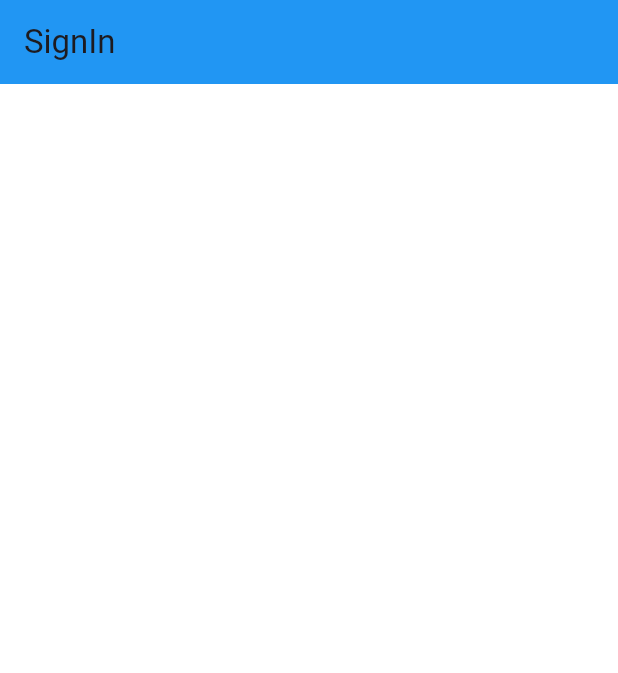
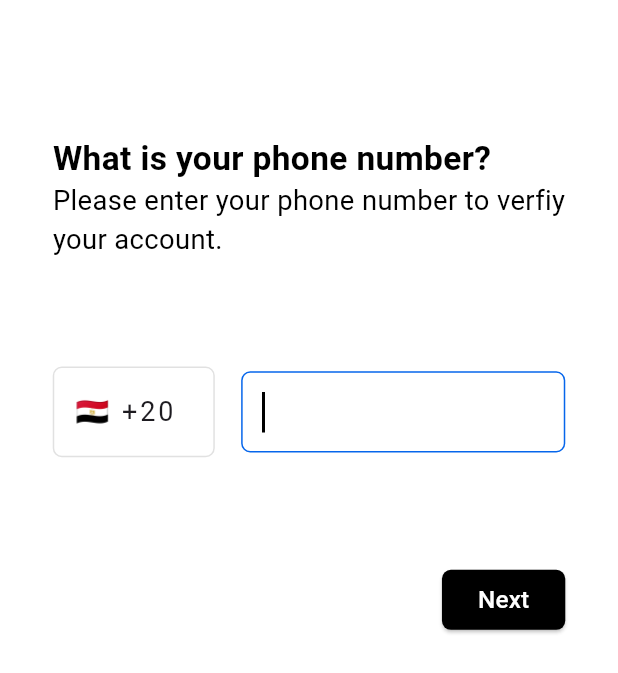
Before and after one commit to ahmadfouadalwakeal/flutter_maps, a Flutter app: the screen it shows after launch, on a phone screen of 412 x 824 dp. Shown: the top 673 px of the screen. Run offline on Flutter 3.47's test engine with Material 3 defaults, Android fonts, the phone set to English and light mode, and no system bars; our stand-ins replace firebase_core, flutter_screenutil; accounts and stored records are empty.

Commit message:
-added my colors -added intro text -added next button -added phone form field - added styles -added screenutils package

```diff
--- /dev/null
+++ b/lib/core/constants/my_colors.dart
@@ -0,0 +1,7 @@
+import 'package:flutter/material.dart';
+
+class MyColors {
+  static const Color blue = Color(0xff0666EB);
+  static const Color lightBlue = Color(0xffE5EffD);
+  static const Color lightGrey = Color(0xffE1E1E1);
+}
--- /dev/null
+++ b/lib/core/constants/styles.dart
@@ -0,0 +1,20 @@
+import 'package:flutter/material.dart';
+import 'package:flutter_screenutil/flutter_screenutil.dart';
+
+class TextStyles {
+  static TextStyle font22BlackBold = TextStyle(
+    fontSize: 22.sp,
+    fontWeight: FontWeight.bold,
+    color: Colors.black,
+  );
+  static TextStyle font18BlackBold = TextStyle(
+    fontSize: 18.sp,
+    fontWeight: FontWeight.normal,
+    color: Colors.black,
+  );
+  static TextStyle font16WhiteSemiBold = TextStyle(
+    fontSize: 16.sp,
+    fontWeight: FontWeight.w500,
+    color: Colors.white,
+  );
+}
--- a/lib/core/routing/app_router.dart
+++ b/lib/core/routing/app_router.dart
@@ -1,6 +1,7 @@
 import 'package:flutter/material.dart';
-import 'package:flutter_maps/core/routing/routes.dart';
-import 'package:flutter_maps/features/login/ui/login_screen.dart';
+
+import '../../features/login/ui/login_screen.dart';
+import 'routes.dart';
 
 class AppRouter {
   Route? generateRoute(RouteSettings setting) {
@@ -8,7 +9,7 @@ class AppRouter {
     switch (setting.name) {
       case Routes.loginScreen:
         return MaterialPageRoute(
-          builder: (_) => const LoginScreen(),
+          builder: (_) => LoginScreen(),
         );
       default:
         return null;
--- a/lib/features/login/ui/login_screen.dart
+++ b/lib/features/login/ui/login_screen.dart
@@ -1,14 +1,36 @@
 import 'package:flutter/material.dart';
+import 'package:flutter_maps/features/login/ui/widget/build_intro_texts.dart';
+import 'package:flutter_maps/features/login/ui/widget/build_next_button.dart';
+import 'package:flutter_maps/features/login/ui/widget/build_phone_from_field.dart';
+import 'package:flutter_screenutil/flutter_screenutil.dart';
 
 class LoginScreen extends StatelessWidget {
-  const LoginScreen({super.key});
+  LoginScreen({super.key});
+  final GlobalKey<FormState> _phoneFormKey = GlobalKey();
 
   @override
   Widget build(BuildContext context) {
     return Scaffold(
-      appBar: AppBar(
-        backgroundColor: Colors.blue,
-        title: const Text('SignIn'),
+      backgroundColor: Colors.white,
+      body: Form(
+        key: _phoneFormKey,
+        child: Container(
+          margin: EdgeInsets.symmetric(horizontal: 32.w, vertical: 88.h),
+          child: Column(
+            crossAxisAlignment: CrossAxisAlignment.start,
+            children: [
+              const BuildIntroTexts(),
+              SizedBox(
+                height: 70.h,
+              ),
+              BuildPhoneFromField(),
+              SizedBox(
+                height: 70.h,
+              ),
+              BuildNextButton(),
+            ],
+          ),
+        ),
       ),
     );
   }
--- /dev/null
+++ b/lib/features/login/ui/widget/build_intro_texts.dart
@@ -0,0 +1,26 @@
+import 'package:flutter/material.dart';
+import 'package:flutter_maps/core/constants/styles.dart';
+
+class BuildIntroTexts extends StatelessWidget {
+  const BuildIntroTexts({super.key});
+
+  @override
+  Widget build(BuildContext context) {
+    return Column(
+      crossAxisAlignment: CrossAxisAlignment.start,
+      children: [
+        Text(
+          'What is your phone number?',
+          style: TextStyles.font22BlackBold,
+        ),
+        SizedBox(),
+        Container(
+          child: Text(
+            'Please enter your phone number to verfiy your account.',
+            style: TextStyles.font18BlackBold,
+          ),
+        ),
+      ],
+    );
+  }
+}
--- /dev/null
+++ b/lib/features/login/ui/widget/build_next_button.dart
@@ -0,0 +1,27 @@
+import 'package:flutter/material.dart';
+import 'package:flutter_maps/core/constants/styles.dart';
+
+class BuildNextButton extends StatelessWidget {
+  const BuildNextButton({super.key});
+
+  @override
+  Widget build(BuildContext context) {
+    return Align(
+      alignment: Alignment.centerRight,
+      child: ElevatedButton(
+        onPressed: () {},
+        child: Text(
+          'Next',
+          style: TextStyles.font16WhiteSemiBold,
+        ),
+        style: ElevatedButton.styleFrom(
+          maximumSize: Size(110, 50),
+          backgroundColor: Colors.black,
+          shape: RoundedRectangleBorder(
+            borderRadius: BorderRadius.circular(6),
+          ),
+        ),
+      ),
+    );
+  }
+}
--- /dev/null
+++ b/lib/features/login/ui/widget/build_phone_from_field.dart
@@ -0,0 +1,77 @@
+import 'package:flutter/material.dart';
+import 'package:flutter_maps/core/constants/my_colors.dart';
+import 'package:flutter_screenutil/flutter_screenutil.dart';
+
+class BuildPhoneFromField extends StatelessWidget {
+  BuildPhoneFromField({super.key});
+  late String phoneNumber;
+  String generateCountryFlag() {
+    String countryCode = 'eg';
+
+    String flag = countryCode.toUpperCase().replaceAllMapped(RegExp(r'[A-Z]'),
+        (match) => String.fromCharCode(match.group(0)!.codeUnitAt(0) + 127397));
+
+    return flag;
+  }
+
+  @override
+  Widget build(BuildContext context) {
+    return Row(
+      children: [
+        Expanded(
+          flex: 1,
+          child: Container(
+            padding: EdgeInsets.symmetric(horizontal: 12.w, vertical: 16.h),
+            decoration: BoxDecoration(
+              border: Border.all(color: MyColors.lightGrey),
+              borderRadius: const BorderRadius.all(
+                Radius.circular(6),
+              ),
+            ),
+            child: Text(
+              generateCountryFlag() + ' +20',
+              style: TextStyle(fontSize: 18, letterSpacing: 2.0),
+            ),
+          ),
+        ),
+        SizedBox(
+          width: 16.w,
+        ),
+        Expanded(
+          flex: 2,
+          child: Container(
+            width: double.infinity,
+            padding: EdgeInsets.symmetric(horizontal: 12.w, vertical: 2.h),
+            decoration: BoxDecoration(
+              border: Border.all(color: MyColors.blue),
+              borderRadius: const BorderRadius.all(
+                Radius.circular(6),
+              ),
+            ),
+            child: TextFormField(
+              autofocus: true,
+              style: TextStyle(
+                fontSize: 18,
+                letterSpacing: 2.0,
+              ),
+              decoration: InputDecoration(border: InputBorder.none),
+              cursorColor: Colors.black,
+              keyboardType: TextInputType.phone,
+              validator: (value) {
+                if (value!.isEmpty) {
+                  return 'Please enter yout phone number!';
+                } else if (value.length < 11) {
+                  return 'Too short for a phone number!';
+                }
+                return null;
+              },
+              onSaved: (value) {
+                phoneNumber = value!;
+              },
+            ),
+          ),
+        ),
+      ],
+    );
+  }
+}
--- a/lib/main.dart
+++ b/lib/main.dart
@@ -1,8 +1,14 @@
+import 'package:firebase_core/firebase_core.dart';
 import 'package:flutter/material.dart';
-import 'package:flutter_maps/core/routing/app_router.dart';
-import 'package:flutter_maps/maps_app.dart';
+import 'package:flutter_screenutil/flutter_screenutil.dart';
 
-void main() {
+import 'core/routing/app_router.dart';
+import 'maps_app.dart';
+
+void main() async {
+  WidgetsFlutterBinding.ensureInitialized();
+  await Firebase.initializeApp();
+  await ScreenUtil.ensureScreenSize();
   runApp(MapsApp(
     appRouter: AppRouter(),
   ));
--- a/lib/maps_app.dart
+++ b/lib/maps_app.dart
@@ -1,6 +1,8 @@
 import 'package:flutter/material.dart';
-import 'package:flutter_maps/core/routing/app_router.dart';
-import 'package:flutter_maps/core/routing/routes.dart';
+import 'package:flutter_screenutil/flutter_screenutil.dart';
+
+import 'core/routing/app_router.dart';
+import 'core/routing/routes.dart';
 
 class MapsApp extends StatelessWidget {
   final AppRouter appRouter;
@@ -8,7 +10,10 @@ class MapsApp extends StatelessWidget {
 
   @override
   Widget build(BuildContext context) {
-    return MaterialApp(
+    return ScreenUtilInit(
+      designSize: const Size(375, 812),
+      minTextAdapt: true,
+      child: MaterialApp(
         title: 'Maps App',
         theme: ThemeData(
           primaryColor: Colors.blue,
@@ -17,6 +22,7 @@ class MapsApp extends StatelessWidget {
         debugShowCheckedModeBanner: false,
         initialRoute: Routes.loginScreen,
         onGenerateRoute: appRouter.generateRoute,
+      ),
     );
   }
 }
```
Also changed, not shown: pubspec.yaml (+2 -6 lines), pubspec.lock, 1 other file. Lines whose indentation alone changed are shown as unchanged.
